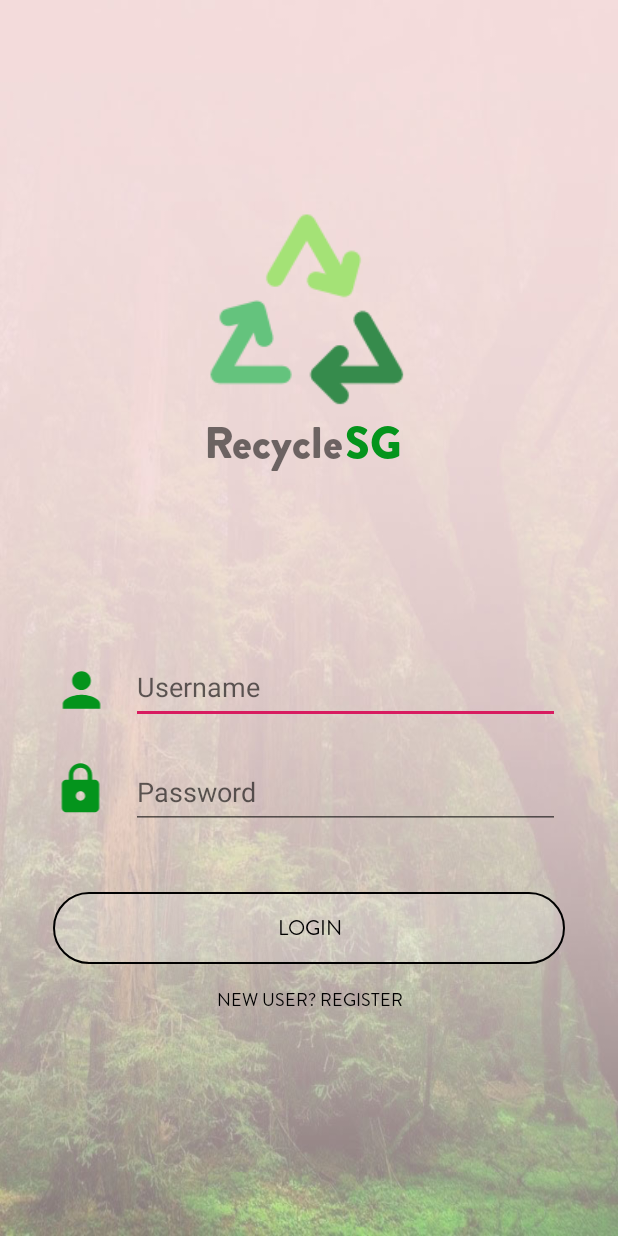
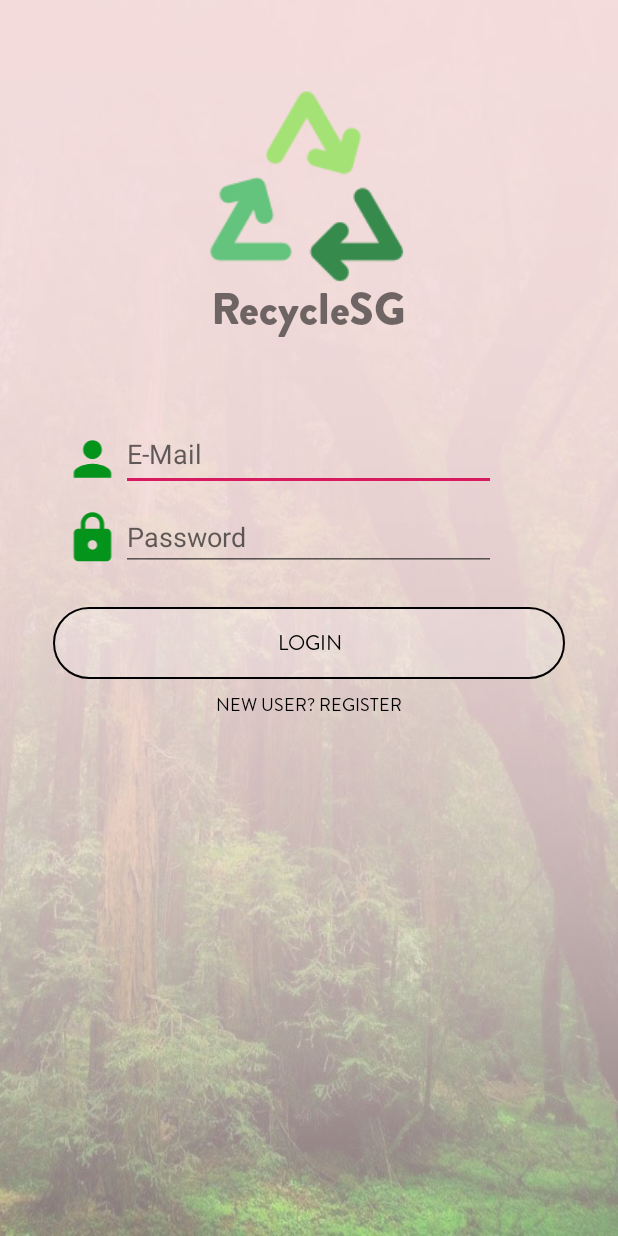
Before and after one commit to leeraiyan/RecycleSG, an Android app: the LoginUI screen opened directly, with no data from a screen before it, on a phone screen of 412 x 824 dp. Run offline under Robolectric (Android 15) with nearby library versions, the phone set to English and light mode, and no system bars; our stand-ins replace Firebase (no records; nobody signed in at launch, a user with empty details on screens opened directly).

Commit message:
Edited Login UI, added Logos

```diff
--- a/app/src/main/java/com/example/recyclesg/LoginUI.java
+++ b/app/src/main/java/com/example/recyclesg/LoginUI.java
@@ -1,14 +1,137 @@
 package com.example.recyclesg;
 
+import androidx.annotation.NonNull;
 import androidx.appcompat.app.AppCompatActivity;
 
+import android.content.Intent;
 import android.os.Bundle;
+import android.text.TextUtils;
+import android.view.View;
+import android.widget.Button;
+import android.widget.EditText;
+import android.widget.ProgressBar;
+import android.widget.Toast;
+
+import com.google.android.gms.tasks.OnFailureListener;
+import com.google.android.gms.tasks.OnSuccessListener;
+import com.google.firebase.auth.AuthResult;
+import com.google.firebase.auth.FirebaseAuth;
 
 public class LoginUI extends AppCompatActivity {
+
+    private EditText mEmail_editTxt;
+    private EditText mPassword_editTxt;
+
+    private Button mSignIn_btn;
+    private Button mRegister_btn;
+//    private Button mBack_btn;
+
+    private ProgressBar mProgress_bar;
+
+    private FirebaseAuth mAuth;
 
     @Override
     protected void onCreate(Bundle savedInstanceState) {
         super.onCreate(savedInstanceState);
-        setContentView(R.layout.activity_login_ui);
+        setContentView(R.layout.activity_login_ui1);
+        mAuth = FirebaseAuth.getInstance();
+
+        mEmail_editTxt = (EditText) findViewById(R.id.email_editText);
+        mPassword_editTxt = (EditText) findViewById((R.id.password_editText));
+
+        mSignIn_btn = (Button) findViewById(R.id.signin_btn);
+        mRegister_btn = (Button) findViewById((R.id.register_btn));
+//        mBack_btn = (Button) findViewById(R.id.back_btn);
+
+        mProgress_bar = (ProgressBar) findViewById(R.id.loading_progressBar);
+
+        mSignIn_btn.setOnClickListener(new View.OnClickListener() {
+            @Override
+            public void onClick(View v) {
+                if(isEmpty()) return;
+                inProgress(true);
+                mAuth.signInWithEmailAndPassword(mEmail_editTxt.getText().toString(),
+                        mPassword_editTxt.getText().toString()).addOnSuccessListener(new OnSuccessListener<AuthResult>() {
+                    @Override
+                    public void onSuccess(AuthResult authResult) {
+                        Toast.makeText(LoginUI.this,"User Signed In",
+                                Toast.LENGTH_LONG).show();
+                        Intent intent = new Intent(LoginUI.this, MainActivity.class);
+                        intent.setFlags(Intent.FLAG_ACTIVITY_CLEAR_TOP);
+                        startActivity(intent);
+                        finish(); return;
+                    }
+                }).addOnFailureListener(new OnFailureListener() {
+                    @Override
+                    public void onFailure(@NonNull Exception e) {
+                        inProgress(false);
+                        Toast.makeText(LoginUI.this, "Sign in failed!", Toast.LENGTH_SHORT).show();
+                    }
+                });
+            }
+        });
+
+
+        mRegister_btn.setOnClickListener(new View.OnClickListener() {
+            @Override
+            public void onClick(View v) {
+                if(isEmpty()) return;
+                inProgress(true);
+                mAuth.createUserWithEmailAndPassword(mEmail_editTxt.getText().toString(),
+                        mPassword_editTxt.getText().toString()).addOnSuccessListener(new OnSuccessListener<AuthResult>() {
+                    @Override
+                    public void onSuccess(AuthResult authResult) {
+                        Toast.makeText(LoginUI.this,"User Registered Successfully!",
+                                Toast.LENGTH_LONG).show();
+                        inProgress(false);
+                    }
+                }).addOnFailureListener(new OnFailureListener() {
+                    @Override
+                    public void onFailure(@NonNull Exception e) {
+                        inProgress(false);
+                        Toast.makeText(LoginUI.this, "Registration failed!", Toast.LENGTH_SHORT).show();
+                    }
+                });
+            }
+        });
+
+//        mBack_btn.setOnClickListener(new View.OnClickListener() {
+//            @Override
+//            public void onClick(View v) {
+//                finish(); return;
+//            }
+//        });
+
+    }
+
+
+    private void inProgress(boolean x){
+        if(x){
+            mProgress_bar.setVisibility(View.VISIBLE);
+//            mBack_btn.setEnabled(false);
+            mSignIn_btn.setEnabled(false);
+            mRegister_btn.setEnabled(false);
+        }
+
+        else{
+            mProgress_bar.setVisibility(View.GONE);
+//            mBack_btn.setEnabled(true);
+            mSignIn_btn.setEnabled(true);
+            mRegister_btn.setEnabled(true);
+        }
+    }
+    private boolean isEmpty(){
+        if(TextUtils.isEmpty(mEmail_editTxt.getText().toString())){
+            mEmail_editTxt.setError("REQUIRED!");
+            return true;
+        }
+
+
+        if(TextUtils.isEmpty(mPassword_editTxt.getText().toString())){
+            mPassword_editTxt.setError("REQUIRED!");
+            return true;
+        }
+
+        return false;
     }
 }
--- a/app/src/main/java/com/example/recyclesg/MainActivity.java
+++ b/app/src/main/java/com/example/recyclesg/MainActivity.java
@@ -53,7 +53,7 @@ public class MainActivity extends AppCompatActivity {
 
         super.onCreate(savedInstanceState);
         setContentView(R.layout.activity_main);
-        buttonRecycle = (Button)  findViewById(R.id.button);
+        buttonRecycle = (Button)  findViewById(R.id.signin_btn);
         buttonVisit = (Button) findViewById(R.id.buttonVisit);
         buttonLog = (Button) findViewById(R.id.buttonLog);
         mAuth = FirebaseAuth.getInstance();
@@ -113,7 +113,7 @@ public class MainActivity extends AppCompatActivity {
     }
 
     public void openSignIn(){
-        Intent intent = new Intent(this, SignInActivity.class);
+        Intent intent = new Intent(this, LoginUI.class);
         startActivity(intent);
     }
 
--- a/app/src/main/java/com/example/recyclesg/SplashScreenActivity.java
+++ b/app/src/main/java/com/example/recyclesg/SplashScreenActivity.java
@@ -16,7 +16,7 @@ public class SplashScreenActivity extends AppCompatActivity {
 
         EasySplashScreen config = new EasySplashScreen(SplashScreenActivity.this)
                 .withFullScreen()
-                .withTargetActivity(MainActivity.class)
+                .withTargetActivity(LoginUI.class)
                 .withSplashTimeOut(3000)
                 .withBackgroundColor(Color.parseColor("#95CEE0"))
                 .withAfterLogoText(" Recycling,\nMade Easy")
--- a/app/src/main/res/layout/activity_login_ui.xml
+++ b/app/src/main/res/layout/activity_login_ui.xml
@@ -8,44 +8,30 @@
     tools:context=".LoginUI">
 
     <EditText
-        android:id="@+id/Username"
+        android:id="@+id/email_editText"
         android:layout_width="286dp"
         android:layout_height="49dp"
-        android:layout_marginStart="8dp"
-        android:layout_marginTop="8dp"
-        android:layout_marginEnd="8dp"
-        android:layout_marginBottom="184dp"
-        android:hint="@string/username"
         android:ems="10"
+        android:hint="E-Mail"
 
-        android:inputType="textPersonName"
-        app:layout_constraintBottom_toBottomOf="parent"
-        app:layout_constraintEnd_toEndOf="parent"
-        app:layout_constraintHorizontal_bias="0.724"
-        app:layout_constraintStart_toStartOf="parent"
-        app:layout_constraintTop_toTopOf="parent"
-        app:layout_constraintVertical_bias="0.73" />
+        android:inputType="textEmailAddress"
+        tools:layout_editor_absoluteX="71dp"
+        tools:layout_editor_absoluteY="374dp" />
 
     <EditText
-        android:id="@+id/Password"
+        android:id="@+id/password_editText"
         android:layout_width="286dp"
         android:layout_height="49dp"
-        android:layout_marginStart="8dp"
+        android:layout_marginStart="9dp"
         android:layout_marginTop="8dp"
-        android:layout_marginEnd="8dp"
-        android:layout_marginBottom="8dp"
         android:ems="10"
+        android:hint="@string/password"
         android:inputType="textPassword"
-        android:hint="@string/password"
-        app:layout_constraintBottom_toBottomOf="parent"
-        app:layout_constraintEnd_toEndOf="parent"
-        app:layout_constraintHorizontal_bias="0.724"
-        app:layout_constraintStart_toStartOf="parent"
-        app:layout_constraintTop_toBottomOf="@+id/Username"
-        app:layout_constraintVertical_bias="0.046" />
+        app:layout_constraintStart_toEndOf="@+id/imageView5"
+        app:layout_constraintTop_toBottomOf="@+id/email_editText" />
 
     <Button
-        android:id="@+id/button"
+        android:id="@+id/signin_btn"
         android:layout_width="341dp"
         android:layout_height="48dp"
         android:layout_marginStart="8dp"
@@ -60,7 +46,7 @@
         app:layout_constraintBottom_toBottomOf="parent"
         app:layout_constraintEnd_toEndOf="parent"
         app:layout_constraintStart_toStartOf="parent"
-        app:layout_constraintTop_toBottomOf="@+id/Password"
+        app:layout_constraintTop_toBottomOf="@+id/password_editText"
         app:layout_constraintVertical_bias="0.163" />
 
     <ImageView
@@ -68,47 +54,35 @@
         android:layout_width="wrap_content"
         android:layout_height="wrap_content"
         android:layout_marginStart="8dp"
+        android:layout_marginTop="65dp"
         android:layout_marginEnd="8dp"
         android:layout_marginBottom="144dp"
-        app:layout_constraintBottom_toTopOf="@+id/Username"
+        app:layout_constraintBottom_toTopOf="@+id/email_editText"
         app:layout_constraintEnd_toEndOf="parent"
         app:layout_constraintStart_toStartOf="parent"
+        app:layout_constraintTop_toTopOf="parent"
         app:srcCompat="@drawable/logo" />
 
     <ImageView
         android:id="@+id/imageView4"
         android:layout_width="38dp"
         android:layout_height="37dp"
-        android:layout_marginStart="8dp"
-        android:layout_marginTop="8dp"
-        android:layout_marginEnd="8dp"
-        android:layout_marginBottom="8dp"
-        app:layout_constraintBottom_toTopOf="@+id/imageView5"
-        app:layout_constraintEnd_toStartOf="@+id/Username"
-        app:layout_constraintHorizontal_bias="0.818"
-        app:layout_constraintStart_toStartOf="parent"
-        app:layout_constraintTop_toTopOf="@+id/Username"
-        app:layout_constraintVertical_bias="0.0"
-        app:srcCompat="@drawable/ic_person_black_24dp" />
+        app:srcCompat="@drawable/ic_person_black_24dp"
+        tools:layout_editor_absoluteX="33dp"
+        tools:layout_editor_absoluteY="374dp" />
 
     <ImageView
         android:id="@+id/imageView5"
         android:layout_width="38dp"
         android:layout_height="37dp"
-        android:layout_marginStart="8dp"
-        android:layout_marginTop="8dp"
-        android:layout_marginEnd="8dp"
-        android:layout_marginBottom="8dp"
-        app:layout_constraintBottom_toBottomOf="@+id/Password"
-        app:layout_constraintEnd_toEndOf="parent"
-        app:layout_constraintHorizontal_bias="0.075"
+        android:layout_marginStart="24dp"
+        android:layout_marginTop="24dp"
         app:layout_constraintStart_toStartOf="parent"
-        app:layout_constraintTop_toTopOf="parent"
-        app:layout_constraintVertical_bias="1.0"
+        app:layout_constraintTop_toBottomOf="@+id/imageView4"
         app:srcCompat="@drawable/ic_lock_black_24dp" />
 
     <Button
-        android:id="@+id/button2"
+        android:id="@+id/register_btn"
         android:layout_width="151dp"
         android:layout_height="19dp"
         android:layout_marginStart="8dp"
@@ -123,33 +97,42 @@
         app:layout_constraintBottom_toBottomOf="parent"
         app:layout_constraintEnd_toEndOf="parent"
         app:layout_constraintStart_toStartOf="parent"
-        app:layout_constraintTop_toBottomOf="@+id/button"
+        app:layout_constraintTop_toBottomOf="@+id/signin_btn"
         app:layout_constraintVertical_bias="0.047" />
 
     <TextView
         android:id="@+id/textView"
         android:layout_width="wrap_content"
         android:layout_height="wrap_content"
-        android:layout_marginStart="136dp"
-        android:layout_marginBottom="116dp"
+        android:layout_marginStart="145dp"
         android:fontFamily="@font/brandon_blk"
-        android:text="@string/recyclesg1"
+        android:text="@string/RecycleSG"
         android:textSize="30sp"
-        app:layout_constraintBottom_toTopOf="@+id/Username"
-        app:layout_constraintStart_toStartOf="parent" />
+        app:layout_constraintStart_toStartOf="parent"
+        app:layout_constraintTop_toBottomOf="@+id/imageView3" />
 
     <TextView
         android:id="@+id/textView2"
         android:layout_width="wrap_content"
         android:layout_height="wrap_content"
-        android:layout_marginEnd="144dp"
-        android:layout_marginBottom="116dp"
         android:fontFamily="@font/brandon_blk"
         android:text="@string/sg"
         android:textColor="#04941C"
         android:textSize="30sp"
-        app:layout_constraintBottom_toTopOf="@+id/Username"
-        app:layout_constraintEnd_toEndOf="parent" />
+        app:layout_constraintLeft_toRightOf="@id/textView"
+        app:layout_constraintTop_toBottomOf="@+id/imageView3" />
+
+    <ProgressBar
+        android:id="@+id/loading_progressBar"
+        style="?android:attr/progressBarStyle"
+        android:layout_width="89dp"
+        android:layout_height="76dp"
+        android:layout_marginBottom="20dp"
+        android:visibility="invisible"
+        app:layout_constraintBottom_toTopOf="@+id/email_editText"
+        app:layout_constraintEnd_toEndOf="parent"
+        app:layout_constraintHorizontal_bias="0.5"
+        app:layout_constraintStart_toStartOf="parent" />
 
 
 </androidx.constraintlayout.widget.ConstraintLayout>
--- /dev/null
+++ b/app/src/main/res/layout/activity_login_ui1.xml
@@ -0,0 +1,111 @@
+<?xml version="1.0" encoding="utf-8"?>
+<RelativeLayout xmlns:android="http://schemas.android.com/apk/res/android"
+    xmlns:app="http://schemas.android.com/apk/res-auto"
+    xmlns:tools="http://schemas.android.com/tools"
+    android:layout_width="match_parent"
+    android:layout_height="match_parent"
+    android:background="@drawable/dog2"
+    tools:context=".LoginUI"
+    >
+
+
+
+    <ImageView
+        android:id="@+id/imageView3"
+        android:layout_width="wrap_content"
+        android:layout_height="wrap_content"
+        android:layout_centerHorizontal="true"
+        android:layout_marginTop="50dp"
+        app:srcCompat="@drawable/logo" />
+
+    <TextView
+        android:id="@+id/textView"
+        android:layout_width="wrap_content"
+        android:layout_height="wrap_content"
+        android:layout_below="@+id/imageView3"
+        android:layout_centerHorizontal="true"
+        android:layout_marginTop="-23dp"
+        android:fontFamily="@font/brandon_blk"
+        android:text="@string/RecycleSG"
+        android:textSize="30sp" />
+
+    <ProgressBar
+        android:id="@+id/loading_progressBar"
+        style="?android:attr/progressBarStyle"
+        android:layout_width="50dp"
+        android:layout_height="50dp"
+        android:layout_below="@+id/textView"
+        android:layout_centerHorizontal="true"
+        android:visibility="invisible"/>
+
+    <EditText
+        android:id="@+id/email_editText"
+        android:layout_width="250dp"
+        android:layout_height="49dp"
+        android:ems="10"
+        android:inputType="textEmailAddress"
+        android:hint="E-Mail"
+        android:layout_centerHorizontal="true"
+        android:layout_below="@+id/loading_progressBar"
+        android:layout_marginTop="0dp"/>
+
+    <ImageView
+        android:id="@+id/imageView4"
+        android:layout_width="38dp"
+        android:layout_height="37dp"
+        app:srcCompat="@drawable/ic_person_black_24dp"
+        android:layout_toLeftOf="@id/email_editText"
+        android:layout_below="@id/loading_progressBar"
+        android:layout_marginTop="9dp"/>
+
+    <EditText
+        android:id="@+id/password_editText"
+        android:layout_width="250dp"
+        android:layout_height="wrap_content"
+        android:ems="10"
+        android:inputType="textPassword"
+        android:hint="@string/password"
+        android:layout_centerHorizontal="true"
+        android:layout_below="@id/email_editText"
+        android:layout_marginTop="8dp" />
+
+
+    <ImageView
+        android:id="@+id/imageView5"
+        android:layout_width="38dp"
+        android:layout_height="37dp"
+        android:layout_marginTop="15dp"
+        android:layout_toLeftOf="@id/password_editText"
+        android:layout_below="@id/imageView4"
+        app:srcCompat="@drawable/ic_lock_black_24dp" />
+
+
+    <Button
+        android:id="@+id/signin_btn"
+        android:layout_width="341dp"
+        android:layout_height="48dp"
+        android:layout_marginTop="24dp"
+        android:background="@drawable/roundedbutton"
+        android:fontFamily="@font/brandon_reg"
+        android:text="@string/login"
+        android:textColor="#000000"
+        android:textSize="14sp"
+        android:layout_centerHorizontal="true"
+        android:layout_below="@id/password_editText"/>
+
+
+    <Button
+        android:id="@+id/register_btn"
+        android:layout_width="151dp"
+        android:layout_height="19dp"
+        android:layout_marginTop="8dp"
+        android:background="@null"
+        android:fontFamily="@font/brandon_reg"
+        android:text="New User? Register"
+        android:textColor="#000000"
+        android:textSize="12sp"
+        android:layout_centerHorizontal="true"
+        android:layout_below="@id/signin_btn"/>
+
+
+</RelativeLayout>
--- a/app/src/main/res/layout/activity_main.xml
+++ b/app/src/main/res/layout/activity_main.xml
@@ -16,7 +16,7 @@
         android:gravity="bottom">
 
         <Button
-            android:id="@+id/button"
+            android:id="@+id/signin_btn"
             android:layout_marginBottom="100dp"
             android:layout_centerHorizontal="true"
             android:layout_width="125dp"
@@ -32,7 +32,7 @@
             android:textSize="20sp"
             android:textColor="@color/transparent"
             android:layout_centerHorizontal="true"
-            android:layout_above="@id/button"
+            android:layout_above="@id/signin_btn"
             android:layout_marginBottom="30dp"/>
 
         <TextView
--- a/app/src/main/res/values/strings.xml
+++ b/app/src/main/res/values/strings.xml
@@ -2,7 +2,7 @@
     <string name="username">Username</string>
     <string name="password">Password</string>
     <string name="login">Login</string>
-    <string name="recyclesg1">Recycle</string>
+    <string name="RecycleSG">RecycleSG</string>
     <string name="forget_password">Forget Password</string>
     <string name="sg">SG</string>
 </resources>
```
